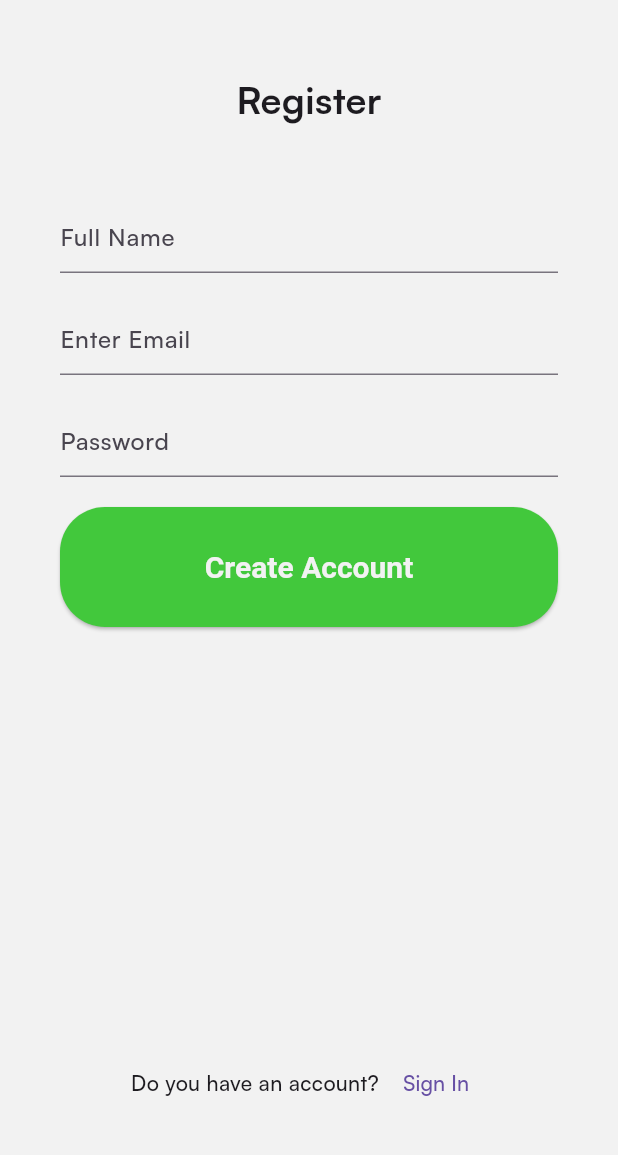
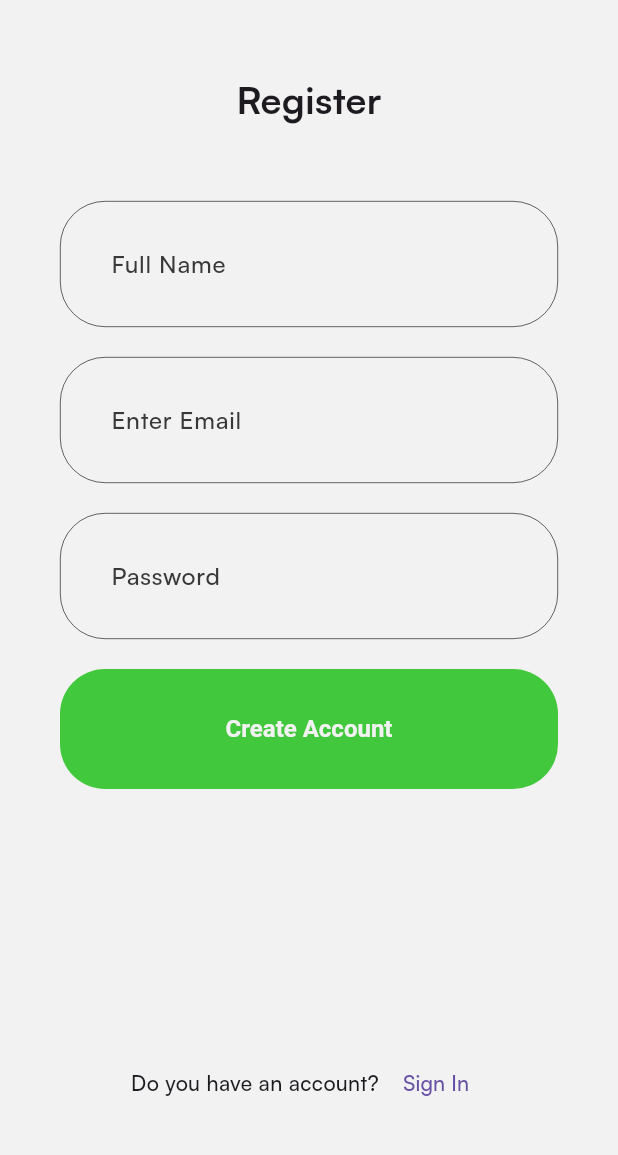
Before and after one commit to LucasCDutra/Spotify_flutter, a Flutter app: the SingupPage screen opened directly, on a phone screen of 412 x 824 dp, the part 72-1227 px from its top. Run offline on Flutter 3.47's test engine with Material 3 defaults, Android fonts, the phone set to English and light mode, and no system bars; our stand-ins replace flutter_bloc, flutter_svg, hydrated_bloc.

Commit message:
add input decoration theme

```diff
--- a/lib/core/configs/theme/app_theme.dart
+++ b/lib/core/configs/theme/app_theme.dart
@@ -10,9 +10,33 @@ class AppTheme {
     elevatedButtonTheme: ElevatedButtonThemeData(
         style: ElevatedButton.styleFrom(
       backgroundColor: AppColors.primary,
-      textStyle: const TextStyle(fontWeight: FontWeight.bold, fontSize: 20),
+      elevation: 0,
+      textStyle: const TextStyle(fontWeight: FontWeight.bold, fontSize: 16),
       shape: RoundedRectangleBorder(borderRadius: BorderRadius.circular(30)),
     )),
+    inputDecorationTheme: InputDecorationTheme(
+      filled: true,
+      fillColor: Colors.transparent,
+      hintStyle: const TextStyle(
+        color: Color(0xff383838),
+        fontWeight: FontWeight.w500,
+      ),
+      contentPadding: const EdgeInsets.all(30),
+      border: OutlineInputBorder(
+        borderRadius: BorderRadius.circular(30),
+        borderSide: const BorderSide(
+          color: Colors.white,
+          width: 0.4,
+        ),
+      ),
+      enabledBorder: OutlineInputBorder(
+        borderRadius: BorderRadius.circular(30),
+        borderSide: const BorderSide(
+          color: Colors.black,
+          width: 0.4,
+        ),
+      ),
+    ),
   );
 
   static final darkTheme = ThemeData(
@@ -21,10 +45,35 @@ class AppTheme {
     brightness: Brightness.dark,
     fontFamily: "Satoshi",
     elevatedButtonTheme: ElevatedButtonThemeData(
-        style: ElevatedButton.styleFrom(
-      backgroundColor: AppColors.primary,
-      textStyle: const TextStyle(fontWeight: FontWeight.bold, fontSize: 20),
-      shape: RoundedRectangleBorder(borderRadius: BorderRadius.circular(30)),
-    )),
+      style: ElevatedButton.styleFrom(
+        backgroundColor: AppColors.primary,
+        elevation: 0,
+        textStyle: const TextStyle(fontWeight: FontWeight.bold, fontSize: 16),
+        shape: RoundedRectangleBorder(borderRadius: BorderRadius.circular(30)),
+      ),
+    ),
+    inputDecorationTheme: InputDecorationTheme(
+      filled: true,
+      fillColor: Colors.transparent,
+      hintStyle: const TextStyle(
+        color: Color(0xffA7A7A7),
+        fontWeight: FontWeight.w500,
+      ),
+      contentPadding: const EdgeInsets.all(30),
+      border: OutlineInputBorder(
+        borderRadius: BorderRadius.circular(30),
+        borderSide: const BorderSide(
+          color: Colors.white,
+          width: 0.4,
+        ),
+      ),
+      enabledBorder: OutlineInputBorder(
+        borderRadius: BorderRadius.circular(30),
+        borderSide: const BorderSide(
+          color: Colors.white,
+          width: 0.4,
+        ),
+      ),
+    ),
   );
 }
```
